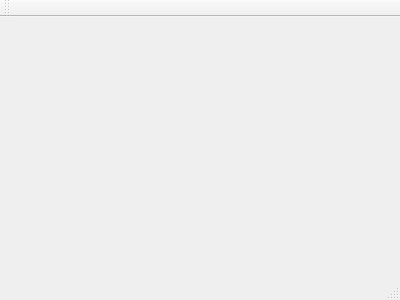
First picture: the form in mainwindow.ui, repository kur4pika/FileReader, before the edit.
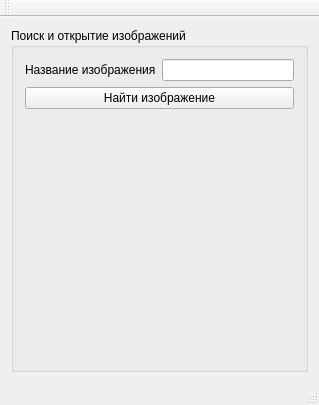
Second picture: the form after the edit.

Patch:
```diff
--- a/mainwindow.ui
+++ b/mainwindow.ui
@@ -1,24 +1,89 @@
 <ui version="4.0">
  <class>MainWindow</class>
- <widget class="QMainWindow" name="MainWindow" >
-  <property name="geometry" >
+ <widget class="QMainWindow" name="MainWindow">
+  <property name="geometry">
    <rect>
     <x>0</x>
     <y>0</y>
-    <width>400</width>
-    <height>300</height>
+    <width>319</width>
+    <height>405</height>
    </rect>
   </property>
   <property name="windowTitle" >
    <string>MainWindow</string>
   </property>
-  <widget class="QMenuBar" name="menuBar" />
-  <widget class="QToolBar" name="mainToolBar" />
-  <widget class="QWidget" name="centralWidget" />
-  <widget class="QStatusBar" name="statusBar" />
+  <widget class="QWidget" name="centralWidget">
+   <layout class="QHBoxLayout" name="horizontalLayout_3">
+    <item>
+     <widget class="QGroupBox" name="groupBox">
+      <property name="title">
+       <string>Поиск и открытие изображений</string>
+      </property>
+      <layout class="QHBoxLayout" name="horizontalLayout_2">
+       <item>
+        <layout class="QVBoxLayout" name="verticalLayout">
+         <item>
+          <layout class="QHBoxLayout" name="horizontalLayout">
+           <item>
+            <widget class="QLabel" name="label">
+             <property name="text">
+              <string>Название изображения</string>
+             </property>
+            </widget>
+           </item>
+           <item>
+            <widget class="QLineEdit" name="name"/>
+           </item>
+          </layout>
+         </item>
+         <item>
+          <widget class="QPushButton" name="pushButton">
+           <property name="text">
+            <string>Найти изображение</string>
+           </property>
+          </widget>
+         </item>
+         <item>
+          <spacer name="verticalSpacer">
+           <property name="orientation">
+            <enum>Qt::Vertical</enum>
+           </property>
+           <property name="sizeHint" stdset="0">
+            <size>
+             <width>20</width>
+             <height>40</height>
+            </size>
+           </property>
+          </spacer>
+         </item>
+        </layout>
+       </item>
+      </layout>
+     </widget>
+    </item>
+   </layout>
+  </widget>
+  <widget class="QMenuBar" name="menuBar">
+   <property name="geometry">
+    <rect>
+     <x>0</x>
+     <y>0</y>
+     <width>319</width>
+     <height>26</height>
+    </rect>
+   </property>
+  </widget>
+  <widget class="QToolBar" name="mainToolBar">
+   <attribute name="toolBarArea">
+    <enum>TopToolBarArea</enum>
+   </attribute>
+   <attribute name="toolBarBreak">
+    <bool>false</bool>
+   </attribute>
+  </widget>
+  <widget class="QStatusBar" name="statusBar"/>
  </widget>
- <layoutDefault spacing="6" margin="11" />
- <pixmapfunction></pixmapfunction>
+ <layoutdefault spacing="6" margin="11"/>
  <resources/>
  <connections/>
 </ui>
```
Left out of the diff: 5 changed lines with no effect on the pictures.
